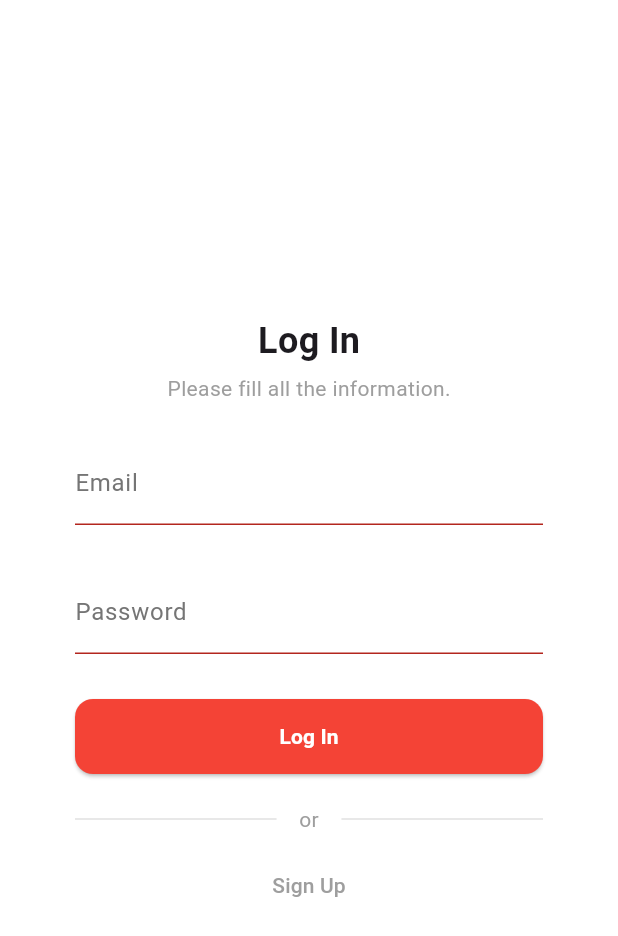
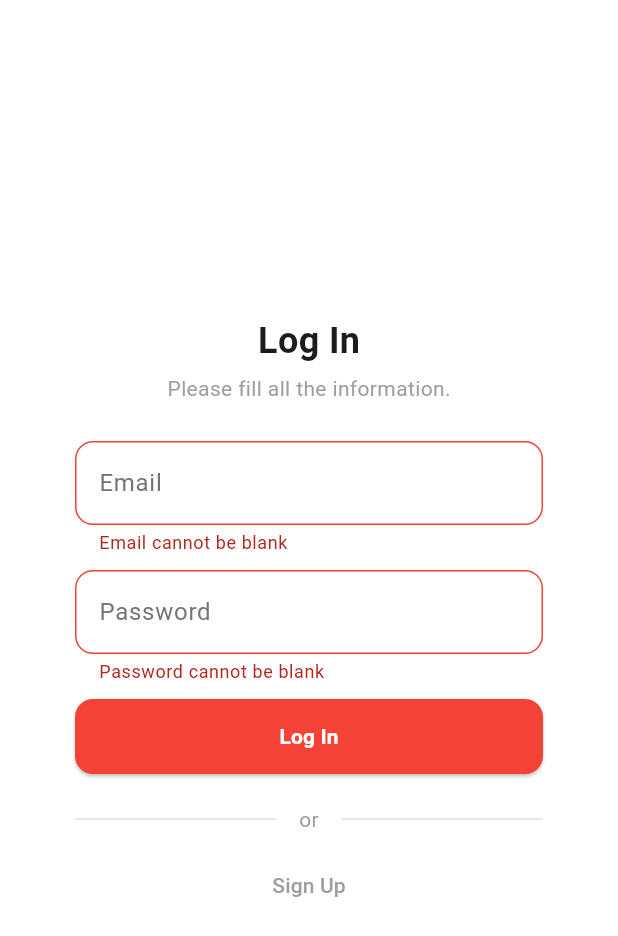
Before and after one commit to VitorFranciscoDev/daily-track-app, a Flutter app: the screen it shows after launch, after a tap on "Log In", on a phone screen of 412 x 824 dp. Shown: the top 936 px of the screen. Run offline on Flutter 3.47's test engine with Material 3 defaults, Android fonts, the phone set to English and light mode, and no system bars; our stand-ins replace sqflite; accounts and stored records are empty.

Commit message:
fix(): login screen validation error fixed

```diff
--- a/lib/infrastructure/presentation/auth/components/text_field.dart
+++ b/lib/infrastructure/presentation/auth/components/text_field.dart
@@ -27,7 +27,15 @@ class _TextFieldComponentState extends State<TextFieldComponent> {
         ),
         focusedBorder: OutlineInputBorder(
           borderRadius: BorderRadius.circular(12),
-          borderSide: BorderSide(color: Colors.red),
+          borderSide: const BorderSide(color: Colors.red, width: 2),
+        ),
+        errorBorder: OutlineInputBorder(
+          borderRadius: BorderRadius.circular(12),
+          borderSide: const BorderSide(color: Colors.red),
+        ),
+        focusedErrorBorder: OutlineInputBorder(
+          borderRadius: BorderRadius.circular(12),
+          borderSide: const BorderSide(color: Colors.red, width: 2),
         ),
       ),
     );
--- a/lib/infrastructure/presentation/auth/login_screen.dart
+++ b/lib/infrastructure/presentation/auth/login_screen.dart
@@ -22,18 +22,20 @@ class _LoginScreenState extends State<LoginScreen> {
   final _controllerPassword = TextEditingController();
 
   // Errors
-  String? _errorEmail = "";
-  String? _errorPassword = "";
+  String? _errorEmail;
+  String? _errorPassword;
 
   // Email Validation
   void _validateEmail() {
     setState(() {
       if(_controllerEmail.text.isEmpty) {
         _errorEmail = "Email cannot be blank";
+        return;
       }
 
-      if(RegExp(r'^[\w-\.]+@([\w-]+\.)+[\w-]{2,4}$').hasMatch(_controllerEmail.text)) {
+      if(!RegExp(r'^[\w-\.]+@([\w-]+\.)+[\w-]{2,4}$').hasMatch(_controllerEmail.text)) {
         _errorEmail = "Email format invalid";
+        return;
       }
 
       _errorEmail = null;
@@ -45,10 +47,12 @@ class _LoginScreenState extends State<LoginScreen> {
     setState(() {
       if(_controllerPassword.text.isEmpty) {
         _errorPassword = "Password cannot be blank";
+        return;
       }
 
       if(_controllerPassword.text.length < 8) {
         _errorPassword = "Password needs to have, at least, 8 characters";
+        return;
       }
 
       _errorPassword = null;
@@ -57,13 +61,42 @@ class _LoginScreenState extends State<LoginScreen> {
 
   // Log In
   Future<void> _login() async {
-    final _provider = context.read<AuthProvider>();
+    _validateEmail();
+    _validatePassword();
 
-    if(_errorEmail == null && _errorPassword == null) {
-      try {
-        await _provider.login(_controllerEmail.text, _controllerPassword.text);
-      } catch(e) {
-        print("a");
+    if(_errorEmail != null || _errorPassword != null) return;
+
+    final provider = context.read<AuthProvider>();
+
+    showModalBottomSheet(
+      context: context,
+      isDismissible: false,
+      enableDrag: false,
+      builder: (context) => const Padding(
+        padding: EdgeInsets.all(32),
+        child: Column(
+          mainAxisSize: MainAxisSize.min,
+          children: [
+            CircularProgressIndicator(),
+            SizedBox(height: 16),
+            Text("Loading..."),
+          ],
+        ),
+      ),
+    );
+
+    try {
+      await provider.login(_controllerEmail.text, _controllerPassword.text);
+      if (mounted) Navigator.pop(context);
+    } catch(e) {
+      if (mounted) {
+        Navigator.pop(context);
+        ScaffoldMessenger.of(context).showSnackBar(
+          SnackBar(
+            content: Text('Login error: ${e.toString()}'),
+            backgroundColor: Colors.red,
+          ),
+        );
       }
     }
   }
```
